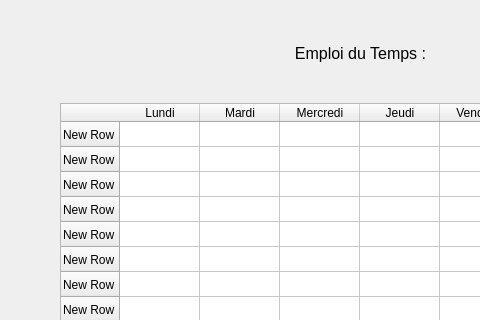
The window that modules/IHM/IHM_en_Qt/4EdTDoc.ui (Nathanwolfy/projetprogrammation2021) describes before a commit, drawn with Qt 5; both pictures show x 0 to 480 and y 97 to 417 of the 714 by 614 pixel window.
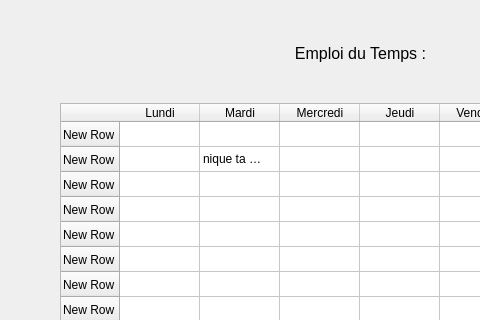
The same window after the commit.

Commit message: fin edt doc

```diff
--- a/modules/IHM/IHM_en_Qt/4EdTDoc.ui
+++ b/modules/IHM/IHM_en_Qt/4EdTDoc.ui
@@ -124,6 +124,11 @@
      <string>Samedi</string>
     </property>
    </column>
+   <item row="1" column="1">
+    <property name="text">
+     <string>nique ta mere</string>
+    </property>
+   </item>
   </widget>
   <widget class="QLabel" name="EdT_Label">
    <property name="geometry">
```
The commit also changes 1 other file.
